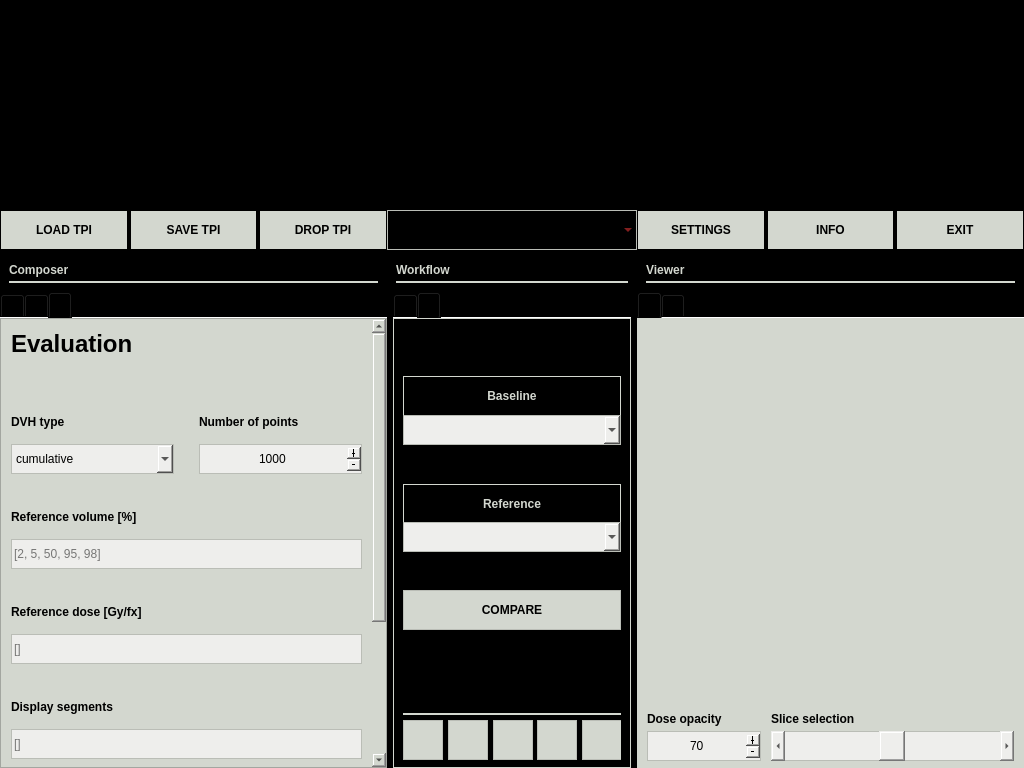
First picture: the form in pyanno4rt/gui/designs/main_window.ui, repository pyanno4rt/pyanno4rt, before the edit.
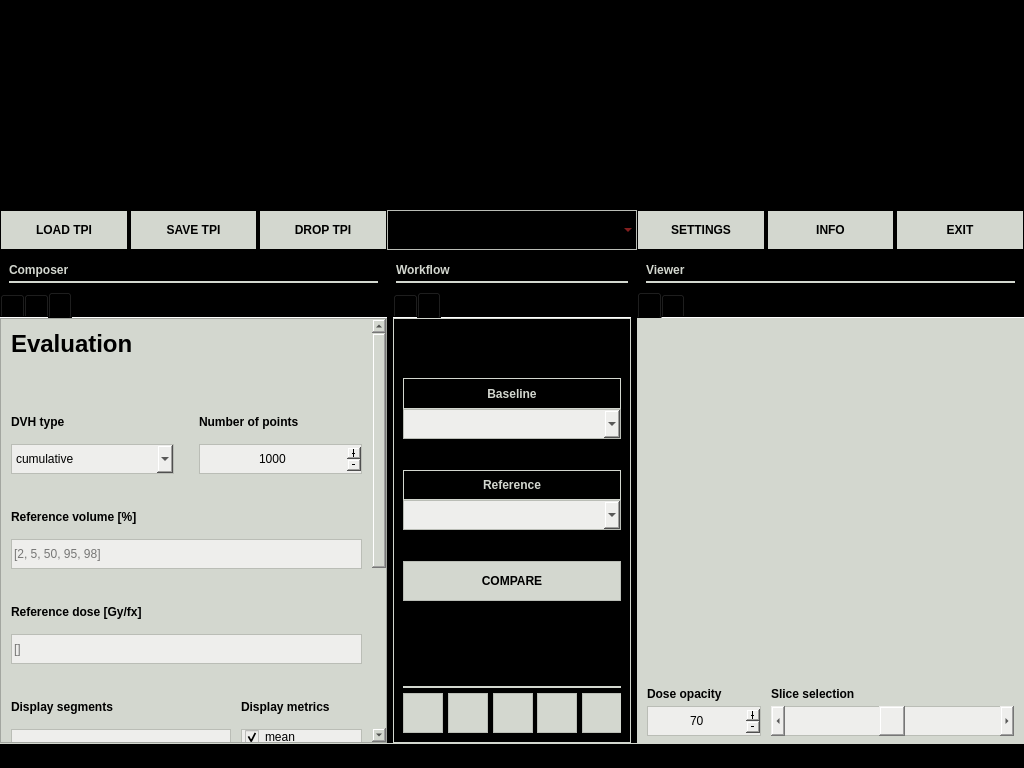
Second picture: the form after the edit. The open tabs and pages were chosen to show the change. Icons and pictures are not drawn.

Commit message: Added status bar to GUI, added automatic loading of segment names, adapted segment input fields, recompiled component windows

Patch:
```diff
--- a/pyanno4rt/gui/designs/main_window.ui
+++ b/pyanno4rt/gui/designs/main_window.ui
@@ -4605,8 +4605,8 @@
                 <rect>
                  <x>0</x>
                  <y>0</y>
-                 <width>369</width>
-                 <height>796</height>
+                 <width>374</width>
+                 <height>836</height>
                 </rect>
                </property>
                <layout class="QVBoxLayout" name="scroll_evaluation_meta_layout">
@@ -5102,10 +5102,21 @@
                    </spacer>
                   </item>
                   <item>
+                   <layout class="QHBoxLayout" name="display_segments_metrics_label_layout">
+                    <property name="spacing">
+                     <number>10</number>
+                    </property>
+                    <item>
                    <widget class="QLabel" name="display_segments_label">
+                      <property name="sizePolicy">
+                       <sizepolicy hsizetype="MinimumExpanding" vsizetype="Preferred">
+                        <horstretch>0</horstretch>
+                        <verstretch>0</verstretch>
+                       </sizepolicy>
+                      </property>
                     <property name="minimumSize">
                      <size>
-                      <width>0</width>
+                        <width>220</width>
                       <height>25</height>
                      </size>
                     </property>
@@ -5129,68 +5140,17 @@
                     </property>
                    </widget>
                   </item>
-                  <item>
-                   <spacer name="display_segments_vspacer">
-                    <property name="orientation">
-                     <enum>Qt::Vertical</enum>
-                    </property>
-                    <property name="sizeType">
-                     <enum>QSizePolicy::Fixed</enum>
-                    </property>
-                    <property name="sizeHint" stdset="0">
-                     <size>
-                      <width>20</width>
-                      <height>10</height>
-                     </size>
-                    </property>
-                   </spacer>
-                  </item>
-                  <item>
-                   <widget class="QLineEdit" name="display_segments_ledit">
-                    <property name="minimumSize">
-                     <size>
-                      <width>0</width>
-                      <height>30</height>
-                     </size>
-                    </property>
-                    <property name="maximumSize">
-                     <size>
-                      <width>16777215</width>
-                      <height>30</height>
-                     </size>
-                    </property>
-                    <property name="styleSheet">
-                     <string notr="true">color: rgb(0, 0, 0);
-background-color: rgb(238, 238, 236);
-border: 1px solid;
-border-color: rgb(186, 189, 182);</string>
-                    </property>
-                    <property name="placeholderText">
-                     <string>[]</string>
-                    </property>
-                   </widget>
-                  </item>
-                  <item>
-                   <spacer name="display_segments_metrics_vspacer">
-                    <property name="orientation">
-                     <enum>Qt::Vertical</enum>
-                    </property>
-                    <property name="sizeType">
-                     <enum>QSizePolicy::Fixed</enum>
-                    </property>
-                    <property name="sizeHint" stdset="0">
-                     <size>
-                      <width>20</width>
-                      <height>30</height>
-                     </size>
-                    </property>
-                   </spacer>
-                  </item>
                   <item>
                    <widget class="QLabel" name="display_metrics_label">
+                      <property name="sizePolicy">
+                       <sizepolicy hsizetype="MinimumExpanding" vsizetype="Preferred">
+                        <horstretch>0</horstretch>
+                        <verstretch>0</verstretch>
+                       </sizepolicy>
+                      </property>
                     <property name="minimumSize">
                      <size>
-                      <width>0</width>
+                        <width>120</width>
                       <height>25</height>
                      </size>
                     </property>
@@ -5214,8 +5174,10 @@
                     </property>
                    </widget>
                   </item>
+                   </layout>
+                  </item>
                   <item>
-                   <spacer name="display_metrics_vspacer">
+                   <spacer name="display_segments_metrics_vspacer">
                     <property name="orientation">
                      <enum>Qt::Vertical</enum>
                     </property>
@@ -5229,19 +5191,67 @@
                      </size>
                     </property>
                    </spacer>
+                  </item>
+                  <item>
+                   <layout class="QHBoxLayout" name="horizontalLayout">
+                    <property name="spacing">
+                     <number>10</number>
+                    </property>
+                    <item>
+                     <widget class="QListWidget" name="display_segments_lwidget">
+                      <property name="sizePolicy">
+                       <sizepolicy hsizetype="MinimumExpanding" vsizetype="Expanding">
+                        <horstretch>0</horstretch>
+                        <verstretch>0</verstretch>
+                       </sizepolicy>
+                      </property>
+                      <property name="minimumSize">
+                       <size>
+                        <width>220</width>
+                        <height>200</height>
+                       </size>
+                      </property>
+                      <property name="maximumSize">
+                       <size>
+                        <width>16777215</width>
+                        <height>200</height>
+                       </size>
+                      </property>
+                      <property name="cursor" stdset="0">
+                       <cursorShape>PointingHandCursor</cursorShape>
+                      </property>
+                      <property name="styleSheet">
+                       <string notr="true">color: rgb(0, 0, 0);
+background-color: rgb(238, 238, 236);
+border: 1px solid;
+border-color: rgb(186, 189, 182);</string>
+                      </property>
+                      <property name="flow">
+                       <enum>QListView::TopToBottom</enum>
+                      </property>
+                      <property name="spacing">
+                       <number>4</number>
+                      </property>
+                     </widget>
                   </item>
                   <item>
                    <widget class="QListWidget" name="display_metrics_lwidget">
+                      <property name="sizePolicy">
+                       <sizepolicy hsizetype="MinimumExpanding" vsizetype="Expanding">
+                        <horstretch>0</horstretch>
+                        <verstretch>0</verstretch>
+                       </sizepolicy>
+                      </property>
                     <property name="minimumSize">
                      <size>
-                      <width>0</width>
-                      <height>45</height>
+                        <width>120</width>
+                        <height>200</height>
                      </size>
                     </property>
                     <property name="maximumSize">
                      <size>
                       <width>16777215</width>
-                      <height>45</height>
+                        <height>200</height>
                      </size>
                     </property>
                     <property name="cursor" stdset="0">
@@ -5254,10 +5264,13 @@
 border-color: rgb(186, 189, 182);</string>
                     </property>
                     <property name="flow">
-                     <enum>QListView::LeftToRight</enum>
+                       <enum>QListView::TopToBottom</enum>
                     </property>
                     <property name="spacing">
-                     <number>5</number>
+                       <number>4</number>
+                      </property>
+                      <property name="viewMode">
+                       <enum>QListView::ListMode</enum>
                     </property>
                     <item>
                      <property name="text">
@@ -5325,6 +5338,8 @@
                     </item>
                    </widget>
                   </item>
+                   </layout>
+                  </item>
                   <item>
                    <spacer name="display_metrics_bottom_spacer">
                     <property name="orientation">
@@ -6451,7 +6466,7 @@
                         <property name="minimumSize">
                          <size>
                           <width>0</width>
-                          <height>40</height>
+                          <height>30</height>
                          </size>
                         </property>
                         <property name="maximumSize">
@@ -6519,7 +6534,7 @@
                         <property name="minimumSize">
                          <size>
                           <width>0</width>
-                          <height>40</height>
+                          <height>30</height>
                          </size>
                         </property>
                         <property name="styleSheet">
@@ -6549,7 +6564,7 @@
                         <property name="minimumSize">
                          <size>
                           <width>0</width>
-                          <height>40</height>
+                          <height>30</height>
                          </size>
                         </property>
                         <property name="maximumSize">
@@ -6614,7 +6629,7 @@
                         <property name="minimumSize">
                          <size>
                           <width>0</width>
-                          <height>40</height>
+                          <height>30</height>
                          </size>
                         </property>
                         <property name="styleSheet">
@@ -7232,6 +7247,32 @@
     </item>
    </layout>
   </widget>
+  <widget class="QStatusBar" name="status_bar">
+   <property name="minimumSize">
+    <size>
+     <width>0</width>
+     <height>25</height>
+    </size>
+   </property>
+   <property name="maximumSize">
+    <size>
+     <width>16777215</width>
+     <height>25</height>
+    </size>
+   </property>
+   <property name="font">
+    <font>
+     <pointsize>9</pointsize>
+    </font>
+   </property>
+   <property name="styleSheet">
+    <string notr="true">background-color: rgb(0, 0, 0);
+color: rgb(255, 255, 255); border:1px solid; border-top-color: rgb(211, 215, 207)</string>
+   </property>
+   <property name="sizeGripEnabled">
+    <bool>false</bool>
+   </property>
+  </widget>
  </widget>
  <resources>
   <include location="../assets/resources.qrc"/>
```
Left out of the diff: 40 changed lines with no effect on the pictures. Lines whose indentation alone changed are shown as unchanged. The commit also changes 82 other files.
